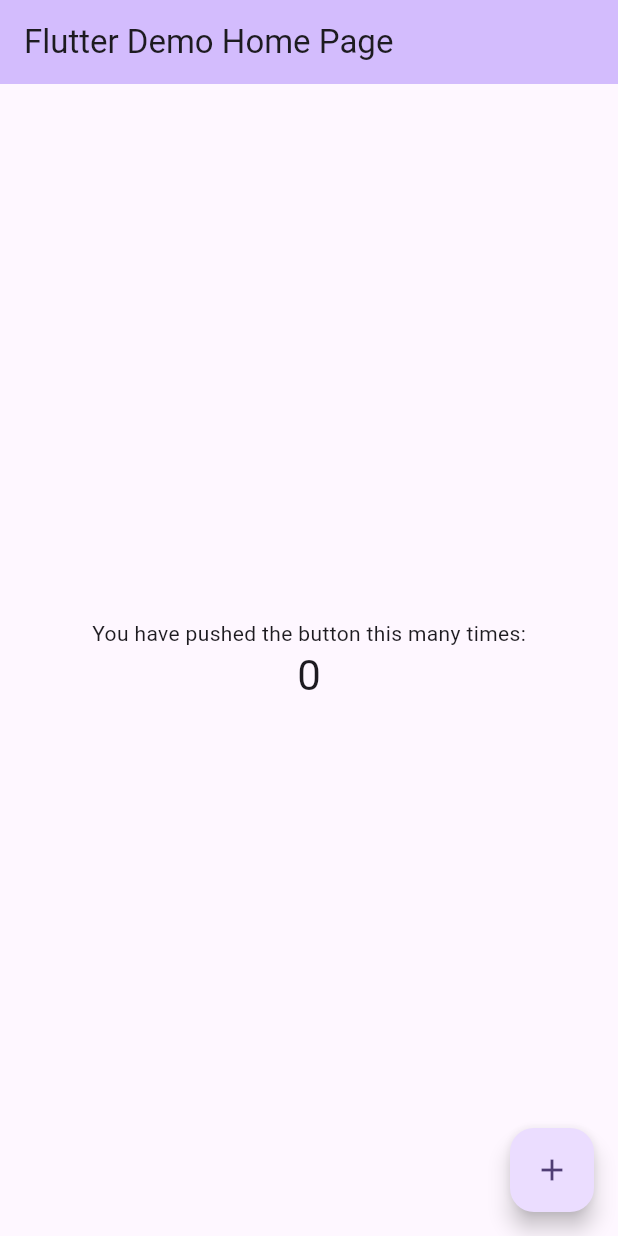
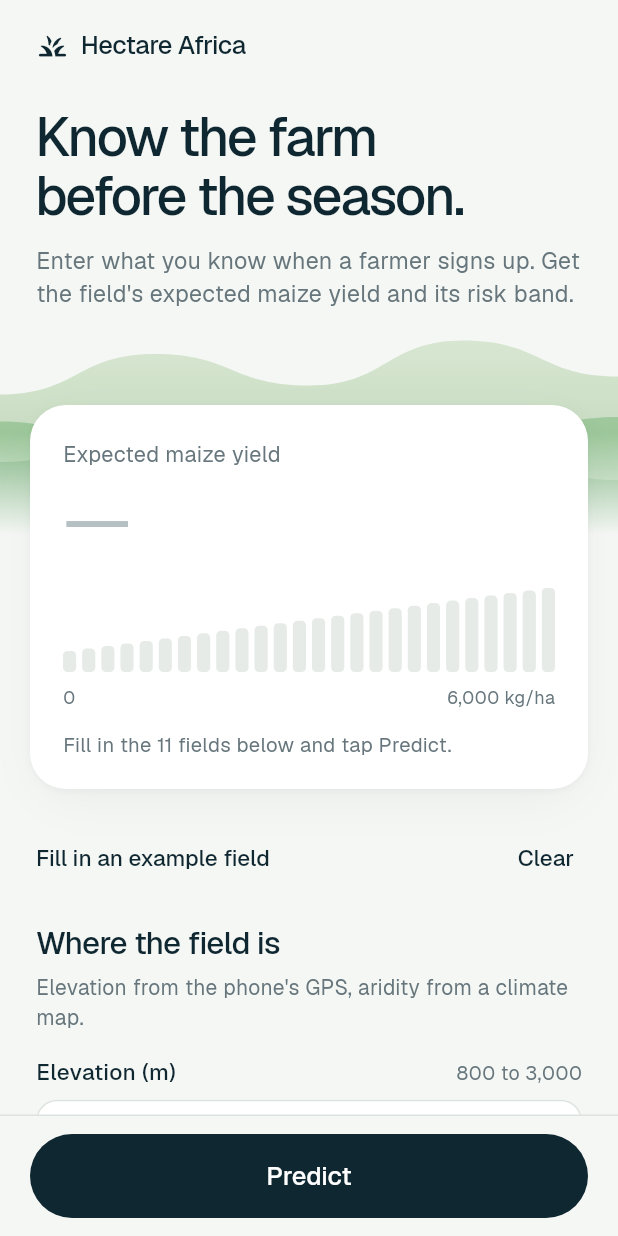
Before and after one commit to Kiguru-Alu/linear_regression_model, a Flutter app: the screen it shows after launch, on a phone screen of 412 x 824 dp. Run offline on Flutter 3.47's test engine with Material 3 defaults, Android fonts, the phone set to English and light mode, and no system bars; project files that could hold a hidden picture were left out.

Commit message:
one-page prediction form

```diff
--- a/summative/FlutterApp/lib/main.dart
+++ b/summative/FlutterApp/lib/main.dart
@@ -1,122 +1,25 @@
 import 'package:flutter/material.dart';
 
+import 'prediction_page.dart';
+import 'risk_api.dart';
+import 'theme.dart';
+
 void main() {
-  runApp(const MyApp());
+  runApp(HectareAfricaApp(api: RiskApi()));
 }
 
-class MyApp extends StatelessWidget {
-  const MyApp({super.key});
+class HectareAfricaApp extends StatelessWidget {
+  const HectareAfricaApp({super.key, required this.api});
 
-  // This widget is the root of your application.
+  final RiskApi api;
+
   @override
   Widget build(BuildContext context) {
     return MaterialApp(
-      title: 'Flutter Demo',
-      theme: ThemeData(
-        // This is the theme of your application.
-        //
-        // TRY THIS: Try running your application with "flutter run". You'll see
-        // the application has a purple toolbar. Then, without quitting the app,
-        // try changing the seedColor in the colorScheme below to Colors.green
-        // and then invoke "hot reload" (save your changes or press the "hot
-        // reload" button in a Flutter-supported IDE, or press "r" if you used
-        // the command line to start the app).
-        //
-        // Notice that the counter didn't reset back to zero; the application
-        // state is not lost during the reload. To reset the state, use hot
-        // restart instead.
-        //
-        // This works for code too, not just values: Most code changes can be
-        // tested with just a hot reload.
-        colorScheme: .fromSeed(seedColor: Colors.deepPurple),
-      ),
-      home: const MyHomePage(title: 'Flutter Demo Home Page'),
+      title: 'Hectare Africa',
+      debugShowCheckedModeBanner: false,
+      theme: buildTheme(),
+      home: PredictionPage(api: api),
     );
   }
 }
-
-class MyHomePage extends StatefulWidget {
-  const MyHomePage({super.key, required this.title});
-
-  // This widget is the home page of your application. It is stateful, meaning
-  // that it has a State object (defined below) that contains fields that affect
-  // how it looks.
-
-  // This class is the configuration for the state. It holds the values (in this
-  // case the title) provided by the parent (in this case the App widget) and
-  // used by the build method of the State. Fields in a Widget subclass are
-  // always marked "final".
-
-  final String title;
-
-  @override
-  State<MyHomePage> createState() => _MyHomePageState();
-}
-
-class _MyHomePageState extends State<MyHomePage> {
-  int _counter = 0;
-
-  void _incrementCounter() {
-    setState(() {
-      // This call to setState tells the Flutter framework that something has
-      // changed in this State, which causes it to rerun the build method below
-      // so that the display can reflect the updated values. If we changed
-      // _counter without calling setState(), then the build method would not be
-      // called again, and so nothing would appear to happen.
-      _counter++;
-    });
-  }
-
-  @override
-  Widget build(BuildContext context) {
-    // This method is rerun every time setState is called, for instance as done
-    // by the _incrementCounter method above.
-    //
-    // The Flutter framework has been optimized to make rerunning build methods
-    // fast, so that you can just rebuild anything that needs updating rather
-    // than having to individually change instances of widgets.
-    return Scaffold(
-      appBar: AppBar(
-        // TRY THIS: Try changing the color here to a specific color (to
-        // Colors.amber, perhaps?) and trigger a hot reload to see the AppBar
-        // change color while the other colors stay the same.
-        backgroundColor: Theme.of(context).colorScheme.inversePrimary,
-        // Here we take the value from the MyHomePage object that was created by
-        // the App.build method, and use it to set our appbar title.
-        title: Text(widget.title),
-      ),
-      body: Center(
-        // Center is a layout widget. It takes a single child and positions it
-        // in the middle of the parent.
-        child: Column(
-          // Column is also a layout widget. It takes a list of children and
-          // arranges them vertically. By default, it sizes itself to fit its
-          // children horizontally, and tries to be as tall as its parent.
-          //
-          // Column has various properties to control how it sizes itself and
-          // how it positions its children. Here we use mainAxisAlignment to
-          // center the children vertically; the main axis here is the vertical
-          // axis because Columns are vertical (the cross axis would be
-          // horizontal).
-          //
-          // TRY THIS: Invoke "debug painting" (choose the "Toggle Debug Paint"
-          // action in the IDE, or press "p" in the console), to see the
-          // wireframe for each widget.
-          mainAxisAlignment: .center,
-          children: [
-            const Text('You have pushed the button this many times:'),
-            Text(
-              '$_counter',
-              style: Theme.of(context).textTheme.headlineMedium,
-            ),
-          ],
-        ),
-      ),
-      floatingActionButton: FloatingActionButton(
-        onPressed: _incrementCounter,
-        tooltip: 'Increment',
-        child: const Icon(Icons.add),
-      ),
-    );
-  }
-}
--- /dev/null
+++ b/summative/FlutterApp/lib/prediction_page.dart
@@ -0,0 +1,342 @@
+import 'package:flutter/material.dart';
+
+import 'farm_fields.dart';
+import 'risk_api.dart';
+import 'theme.dart';
+import 'widgets/field_horizon.dart';
+import 'widgets/result_card.dart';
+
+class PredictionPage extends StatefulWidget {
+  const PredictionPage({super.key, required this.api});
+
+  final RiskApi api;
+
+  @override
+  State<PredictionPage> createState() => _PredictionPageState();
+}
+
+class _PredictionPageState extends State<PredictionPage> {
+  final _controllers = {for (final field in allFields) field.key: TextEditingController()};
+  final _fieldErrors = <String, String>{};
+  final _scroll = ScrollController();
+  Outcome _outcome = const Waiting();
+
+  @override
+  void dispose() {
+    for (final controller in _controllers.values) {
+      controller.dispose();
+    }
+    _scroll.dispose();
+    super.dispose();
+  }
+
+  Future<void> _predict() async {
+    FocusScope.of(context).unfocus();
+    final errors = <String, String>{};
+    for (final field in allFields) {
+      final error = field.validate(_controllers[field.key]!.text);
+      if (error != null) errors[field.key] = error;
+    }
+
+    setState(() {
+      _fieldErrors
+        ..clear()
+        ..addAll(errors);
+      _outcome = errors.isEmpty
+          ? const Loading()
+          : Failure(errors.length == 1 ? 'Check 1 field' : 'Check ${errors.length} fields', errors.values.toList());
+    });
+    _scrollToResult();
+    if (errors.isNotEmpty) return;
+
+    final farm = {for (final field in allFields) field.key: field.toJsonValue(_controllers[field.key]!.text)};
+    try {
+      final prediction = await widget.api.predict(farm);
+      if (mounted) setState(() => _outcome = Success(prediction));
+    } on RiskApiException catch (error) {
+      if (mounted) setState(() => _outcome = Failure("Couldn't get a prediction", error.messages));
+    }
+  }
+
+  void _scrollToResult() {
+    if (_scroll.hasClients) {
+      _scroll.animateTo(0, duration: const Duration(milliseconds: 350), curve: Curves.easeOutCubic);
+    }
+  }
+
+  void _fillExample() {
+    setState(() {
+      for (final field in allFields) {
+        _controllers[field.key]!.text = field.example;
+      }
+      _fieldErrors.clear();
+    });
+  }
+
+  void _clearAll() {
+    setState(() {
+      for (final controller in _controllers.values) {
+        controller.clear();
+      }
+      _fieldErrors.clear();
+      _outcome = const Waiting();
+    });
+  }
+
+  @override
+  Widget build(BuildContext context) {
+    final loading = _outcome is Loading;
+
+    return Scaffold(
+      body: SafeArea(
+        bottom: false,
+        child: SingleChildScrollView(
+          controller: _scroll,
+          padding: const EdgeInsets.only(bottom: 32),
+          child: Column(
+            crossAxisAlignment: CrossAxisAlignment.start,
+            children: [
+              const _Header(),
+              Stack(
+                children: [
+                  const Positioned(left: 0, right: 0, top: 0, child: FieldHorizon()),
+                  Padding(
+                    padding: const EdgeInsets.fromLTRB(20, 64, 20, 0),
+                    child: ResultCard(outcome: _outcome),
+                  ),
+                ],
+              ),
+              Padding(
+                padding: const EdgeInsets.fromLTRB(24, 22, 24, 0),
+                child: SizedBox(
+                  width: double.infinity,
+                  child: Wrap(
+                    alignment: WrapAlignment.spaceBetween,
+                    spacing: 12,
+                    children: [
+                      TextButton(
+                        onPressed: loading ? null : _fillExample,
+                        style: _flushButton,
+                        child: const Text('Fill in an example field'),
+                      ),
+                      TextButton(
+                        onPressed: loading ? null : _clearAll,
+                        style: _flushButton,
+                        child: const Text('Clear'),
+                      ),
+                    ],
+                  ),
+                ),
+              ),
+              for (final section in fieldSections) _Section(section: section, builder: _buildField),
+            ],
+          ),
+        ),
+      ),
+      bottomNavigationBar: _PredictBar(loading: loading, onPressed: _predict),
+    );
+  }
+
+  Widget _buildField(FarmField field) {
+    final controller = _controllers[field.key]!;
+    final isLast = field == allFields.last;
+    return Padding(
+      padding: const EdgeInsets.only(bottom: 18),
+      child: Column(
+        crossAxisAlignment: CrossAxisAlignment.start,
+        children: [
+          Row(
+            crossAxisAlignment: CrossAxisAlignment.baseline,
+            textBaseline: TextBaseline.alphabetic,
+            children: [
+              Expanded(
+                child: Text(field.label, style: const TextStyle(fontSize: 15, fontWeight: FontWeight.w500)),
+              ),
+              const SizedBox(width: 12),
+              Text(field.range, style: const TextStyle(fontSize: 13, color: Palette.muted)),
+            ],
+          ),
+          if (field.note != null) ...[
+            const SizedBox(height: 3),
+            Text(field.note!, style: const TextStyle(fontSize: 13, color: Palette.muted, height: 1.35)),
+          ],
+          const SizedBox(height: 8),
+          TextField(
+            key: Key('field-${field.key}'),
+            controller: controller,
+            keyboardType: switch (field.kind) {
+              FieldKind.decimal => const TextInputType.numberWithOptions(decimal: true),
+              FieldKind.whole => const TextInputType.numberWithOptions(signed: true),
+              FieldKind.seedType => TextInputType.text,
+            },
+            autocorrect: false,
+            textInputAction: isLast ? TextInputAction.done : TextInputAction.next,
+            onSubmitted: isLast ? (_) => _predict() : null,
+            onChanged: (_) {
+              if (_fieldErrors.remove(field.key) != null || field.kind == FieldKind.seedType) setState(() {});
+            },
+            style: const TextStyle(fontSize: 16.5),
+            decoration: InputDecoration(hintText: field.example, errorText: _fieldErrors[field.key]),
+          ),
+          if (field.kind == FieldKind.seedType) ...[
+            const SizedBox(height: 10),
+            Wrap(
+              spacing: 8,
+              runSpacing: 8,
+              children: [
+                for (final entry in seedTypes.entries)
+                  _SeedOption(
+                    label: entry.value,
+                    selected: controller.text.trim() == entry.key,
+                    onTap: () => setState(() {
+                      controller.text = entry.key;
+                      _fieldErrors.remove(field.key);
+                    }),
+                  ),
+              ],
+            ),
+          ],
+        ],
+      ),
+    );
+  }
+}
+
+// Text buttons without side padding, so their text lines up with the page edge
+final _flushButton = TextButton.styleFrom(
+  padding: EdgeInsets.zero,
+  minimumSize: const Size(0, 44),
+  foregroundColor: Palette.ink,
+  textStyle: const TextStyle(fontFamily: 'Geist', fontSize: 15, fontWeight: FontWeight.w500),
+);
+
+class _Header extends StatelessWidget {
+  const _Header();
+
+  @override
+  Widget build(BuildContext context) {
+    return const Padding(
+      padding: EdgeInsets.fromLTRB(24, 18, 24, 0),
+      child: Column(
+        crossAxisAlignment: CrossAxisAlignment.start,
+        children: [
+          Row(
+            children: [
+              Icon(Icons.grass_rounded, size: 22, color: Palette.ink),
+              SizedBox(width: 8),
+              Text('Hectare Africa', style: TextStyle(fontSize: 17, fontWeight: FontWeight.w600, letterSpacing: -0.3)),
+            ],
+          ),
+          SizedBox(height: 30),
+          Text(
+            'Know the farm\nbefore the season.',
+            style: TextStyle(fontSize: 36, fontWeight: FontWeight.w600, letterSpacing: -1.4, height: 1.08),
+          ),
+          SizedBox(height: 12),
+          Text(
+            "Enter what you know when a farmer signs up. Get the field's expected maize yield and its risk band.",
+            style: TextStyle(fontSize: 15.5, color: Palette.muted, height: 1.45),
+          ),
+        ],
+      ),
+    );
+  }
+}
+
+class _Section extends StatelessWidget {
+  const _Section({required this.section, required this.builder});
+
+  final FieldSection section;
+  final Widget Function(FarmField field) builder;
+
+  @override
+  Widget build(BuildContext context) {
+    return Padding(
+      padding: const EdgeInsets.fromLTRB(24, 18, 24, 0),
+      child: Column(
+        crossAxisAlignment: CrossAxisAlignment.start,
+        children: [
+          Text(section.title, style: const TextStyle(fontSize: 21, fontWeight: FontWeight.w600, letterSpacing: -0.5)),
+          const SizedBox(height: 4),
+          Text(section.note, style: const TextStyle(fontSize: 14, color: Palette.muted, height: 1.4)),
+          const SizedBox(height: 16),
+          for (final field in section.fields) builder(field),
+        ],
+      ),
+    );
+  }
+}
+
+class _SeedOption extends StatelessWidget {
+  const _SeedOption({required this.label, required this.selected, required this.onTap});
+
+  final String label;
+  final bool selected;
+  final VoidCallback onTap;
+
+  @override
+  Widget build(BuildContext context) {
+    return Material(
+      color: selected ? Palette.ink : Palette.card,
+      shape: StadiumBorder(side: BorderSide(color: selected ? Palette.ink : Palette.line)),
+      child: InkWell(
+        customBorder: const StadiumBorder(),
+        onTap: onTap,
+        child: Padding(
+          padding: const EdgeInsets.symmetric(horizontal: 14, vertical: 9),
+          child: Text(
+            label,
+            style: TextStyle(fontSize: 14, color: selected ? Colors.white : Palette.ink, fontWeight: FontWeight.w500),
+          ),
+        ),
+      ),
+    );
+  }
+}
+
+class _PredictBar extends StatelessWidget {
+  const _PredictBar({required this.loading, required this.onPressed});
+
+  final bool loading;
+  final VoidCallback onPressed;
+
+  @override
+  Widget build(BuildContext context) {
+    return Container(
+      decoration: const BoxDecoration(
+        color: Palette.canvas,
+        border: Border(top: BorderSide(color: Palette.line)),
+      ),
+      padding: EdgeInsets.fromLTRB(20, 12, 20, 12 + MediaQuery.paddingOf(context).bottom),
+      child: SizedBox(
+        height: 56,
+        child: FilledButton(
+          key: const Key('predict-button'),
+          onPressed: loading ? null : onPressed,
+          style: FilledButton.styleFrom(
+            backgroundColor: Palette.ink,
+            disabledBackgroundColor: Palette.ink.withValues(alpha: 0.75),
+            foregroundColor: Colors.white,
+            disabledForegroundColor: Colors.white,
+            shape: const StadiumBorder(),
+            textStyle: const TextStyle(fontFamily: 'Geist', fontSize: 17, fontWeight: FontWeight.w600),
+          ),
+          child: Row(
+            mainAxisAlignment: MainAxisAlignment.center,
+            children: [
+              if (loading) ...[
+                const SizedBox(
+                  width: 18,
+                  height: 18,
+                  child: CircularProgressIndicator(strokeWidth: 2, color: Colors.white),
+                ),
+                const SizedBox(width: 12),
+              ],
+              const Text('Predict'),
+            ],
+          ),
+        ),
+      ),
+    );
+  }
+}
```
Also changed, not shown: 1 other file.
